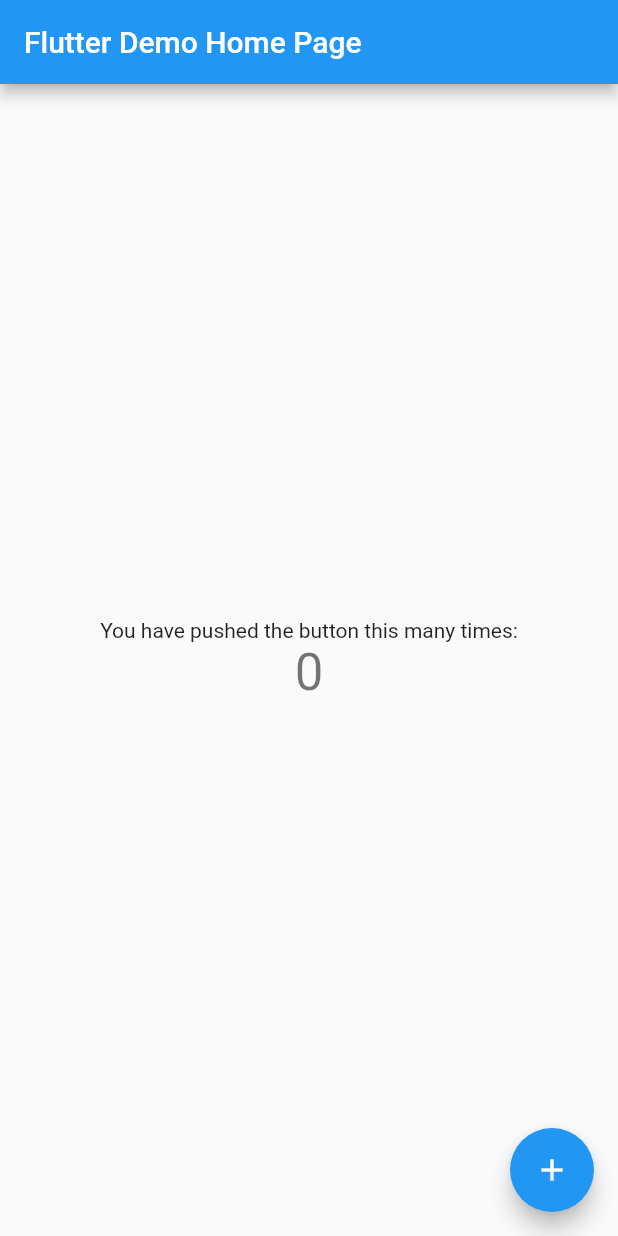
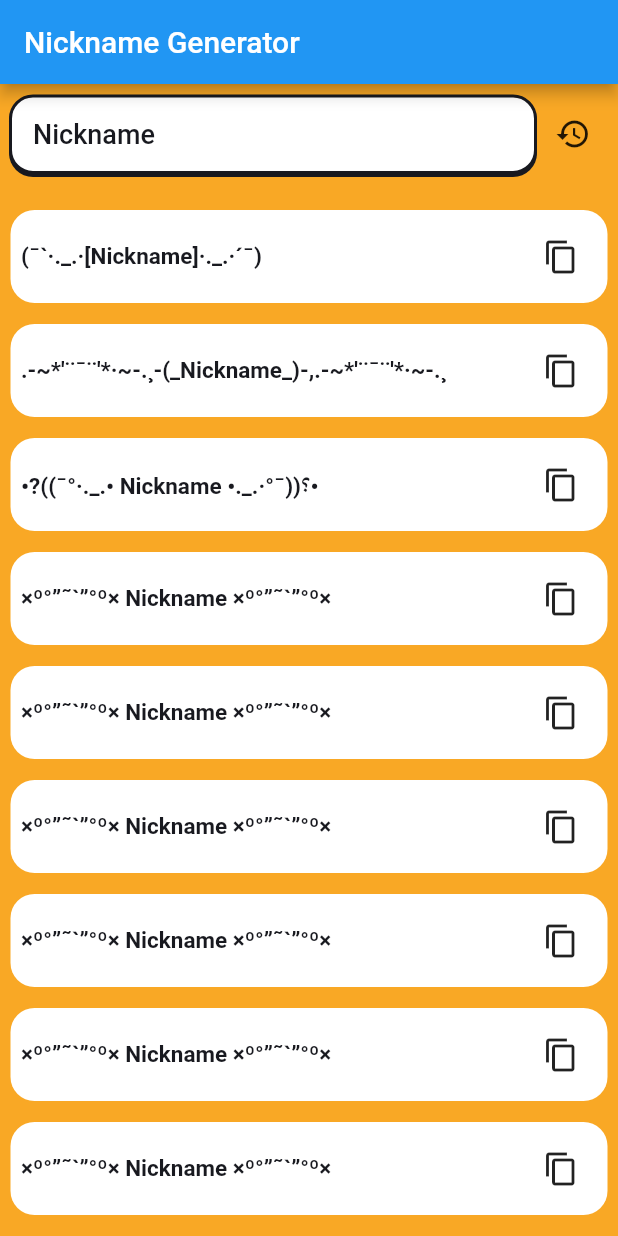
Before and after one commit to Blast06/nickname_generator, a Flutter app: the screen it shows after launch, on a phone screen of 412 x 824 dp. Run offline on Flutter 3.47's test engine with Material 2 defaults, Android fonts, the light colour scheme and no system bars; our stand-ins replace faker, flutter_svg, get, logger; missing offline and left inert: dart:ffi.

Commit message:
general changes

```diff
--- /dev/null
+++ b/lib/controllers/HomeController.dart
@@ -0,0 +1,75 @@
+
+
+
+import 'package:faker/faker.dart';
+import 'package:get/get.dart';
+import 'package:logger/logger.dart';
+
+class HomeController extends GetxController {
+  int currentIndex = 0;
+  var logger = Logger();
+  bool loadingInfo = false;
+  // HttpApi http = HttpApi();
+  String profile;
+  String nickName = "Nickname";
+  String testString = "(¯`·._.·[*]·._.·´¯)";
+  Faker faker = Faker();
+
+
+
+
+  String videoUrl;
+
+  String _appStoreId = '1547368999';
+  bool _isAvailable;
+
+  void changeCurrentIndex(int index) {
+    currentIndex = index;
+    update();
+  }
+  changeNickName(text) {
+    nickName = text;
+    update();
+  }
+
+  generateRandomNickName() {
+    String text = faker.internet.userName();
+    changeNickName(text);
+  }
+
+  String replaceString(text, textToReplace) {
+    text = text.replaceAll('1', textToReplace);
+
+    update();
+
+    return text;
+  }
+
+
+
+  @override
+  void onInit() async {
+    super.onInit();
+    logger.i("ON INIT STARTED :D ");
+    replaceString(testString, "Blast06");
+
+  }
+
+  @override
+  void onClose() async {
+    super.onClose();
+  }
+
+
+
+  //checks if review is available
+  // checkReview() async {
+  //   if (await inAppReview.isAvailable()) {
+  //     inAppReview.requestReview();
+  //   } else {
+  //     inAppReview.openStoreListing(appStoreId: _appStoreId);
+  //   }
+  // }
+
+
+}
--- /dev/null
+++ b/lib/data/models/Symbols.dart
@@ -0,0 +1,36 @@
+
+import 'package:flutter/material.dart';
+
+
+class Symbol {
+
+
+
+  String symbol;
+
+  Symbol({
+    this.symbol,
+  });
+
+
+
+}
+
+final symbols = <Symbol> [
+
+  new Symbol(symbol: "(¯`·._.·[1]·._.·´¯)" ),
+  new Symbol(symbol:".-~*'¨¯¨'*·~-.¸-(_1_)-,.-~*'¨¯¨'*·~-.¸" ),
+  new Symbol(symbol:"•?((¯°·._.• 1 •._.·°¯))؟•" ),
+  new Symbol(symbol:"×º°”˜`”°º× 1 ×º°”˜`”°º×" ),
+  new Symbol(symbol:"×º°”˜`”°º× 1 ×º°”˜`”°º×" ),
+  new Symbol(symbol:"×º°”˜`”°º× 1 ×º°”˜`”°º×" ),
+  new Symbol(symbol:"×º°”˜`”°º× 1 ×º°”˜`”°º×" ),
+  new Symbol(symbol:"×º°”˜`”°º× 1 ×º°”˜`”°º×" ),
+  new Symbol(symbol:"×º°”˜`”°º× 1 ×º°”˜`”°º×" ),
+  new Symbol(symbol:"×º°”˜`”°º× 1 ×º°”˜`”°º×" ),
+  new Symbol(symbol:"×º°”˜`”°º× 1 ×º°”˜`”°º×" ),
+  new Symbol(symbol:"×º°”˜`”°º× 1 ×º°”˜`”°º×" ),
+  new Symbol(symbol:"×º°”˜`”°º× 1 ×º°”˜`”°º×" ),
+  new Symbol(symbol:"×º°”˜`”°º× 1 ×º°”˜`”°º×" ),
+
+];
--- a/lib/main.dart
+++ b/lib/main.dart
@@ -1,113 +1,42 @@
+
+
 import 'package:flutter/material.dart';
+import 'package:get/get.dart';
 
-void main() {
+import 'ui/pages/splash_screen.dart';
+//import 'package:device_preview/device_preview.dart';
+
+//THIS IS TO ENABLE DEVICE PREVIEW
+// void main() => runApp(
+//       DevicePreview(
+//         // enabled: !kReleaseMode,
+//         builder: (context) => MyApp(), // Wrap your app
+//       ),
+//     );
+
+void main(){
+  WidgetsFlutterBinding.ensureInitialized();
+  // FlutterError.onError = FirebaseCrashlytics.instance.recordFlutterError;
+  // Admob.requestTrackingAuthorization();
   runApp(MyApp());
 }
 
 class MyApp extends StatelessWidget {
   // This widget is the root of your application.
+  // Locale myLocale;
+
   @override
   Widget build(BuildContext context) {
-    return MaterialApp(
-      title: 'Flutter Demo',
+    return GetMaterialApp(
+      title: 'NicknameGenerator',
+      debugShowCheckedModeBanner: false,
       theme: ThemeData(
-        // This is the theme of your application.
-        //
-        // Try running your application with "flutter run". You'll see the
-        // application has a blue toolbar. Then, without quitting the app, try
-        // changing the primarySwatch below to Colors.green and then invoke
-        // "hot reload" (press "r" in the console where you ran "flutter run",
-        // or simply save your changes to "hot reload" in a Flutter IDE).
-        // Notice that the counter didn't reset back to zero; the application
-        // is not restarted.
         primarySwatch: Colors.blue,
+        visualDensity: VisualDensity.adaptivePlatformDensity,
       ),
-      home: MyHomePage(title: 'Flutter Demo Home Page'),
+      home: SplashPage(),
+      // locale: Get.deviceLocale,
+      // translations: MyTransalations(),
     );
   }
 }
-
-class MyHomePage extends StatefulWidget {
-  MyHomePage({Key key, this.title}) : super(key: key);
-
-  // This widget is the home page of your application. It is stateful, meaning
-  // that it has a State object (defined below) that contains fields that affect
-  // how it looks.
-
-  // This class is the configuration for the state. It holds the values (in this
-  // case the title) provided by the parent (in this case the App widget) and
-  // used by the build method of the State. Fields in a Widget subclass are
-  // always marked "final".
-
-  final String title;
-
-  @override
-  _MyHomePageState createState() => _MyHomePageState();
-}
-
-class _MyHomePageState extends State<MyHomePage> {
-  int _counter = 0;
-
-  void _incrementCounter() {
-    setState(() {
-      // This call to setState tells the Flutter framework that something has
-      // changed in this State, which causes it to rerun the build method below
-      // so that the display can reflect the updated values. If we changed
-      // _counter without calling setState(), then the build method would not be
-      // called again, and so nothing would appear to happen.
-      _counter++;
-    });
-  }
-
-  @override
-  Widget build(BuildContext context) {
-    // This method is rerun every time setState is called, for instance as done
-    // by the _incrementCounter method above.
-    //
-    // The Flutter framework has been optimized to make rerunning build methods
-    // fast, so that you can just rebuild anything that needs updating rather
-    // than having to individually change instances of widgets.
-    return Scaffold(
-      appBar: AppBar(
-        // Here we take the value from the MyHomePage object that was created by
-        // the App.build method, and use it to set our appbar title.
-        title: Text(widget.title),
-      ),
-      body: Center(
-        // Center is a layout widget. It takes a single child and positions it
-        // in the middle of the parent.
-        child: Column(
-          // Column is also a layout widget. It takes a list of children and
-          // arranges them vertically. By default, it sizes itself to fit its
-          // children horizontally, and tries to be as tall as its parent.
-          //
-          // Invoke "debug painting" (press "p" in the console, choose the
-          // "Toggle Debug Paint" action from the Flutter Inspector in Android
-          // Studio, or the "Toggle Debug Paint" command in Visual Studio Code)
-          // to see the wireframe for each widget.
-          //
-          // Column has various properties to control how it sizes itself and
-          // how it positions its children. Here we use mainAxisAlignment to
-          // center the children vertically; the main axis here is the vertical
-          // axis because Columns are vertical (the cross axis would be
-          // horizontal).
-          mainAxisAlignment: MainAxisAlignment.center,
-          children: <Widget>[
-            Text(
-              'You have pushed the button this many times:',
-            ),
-            Text(
-              '$_counter',
-              style: Theme.of(context).textTheme.headline4,
-            ),
-          ],
-        ),
-      ),
-      floatingActionButton: FloatingActionButton(
-        onPressed: _incrementCounter,
-        tooltip: 'Increment',
-        child: Icon(Icons.add),
-      ), // This trailing comma makes auto-formatting nicer for build methods.
-    );
-  }
-}
--- /dev/null
+++ b/lib/ui/pages/home_page.dart
@@ -0,0 +1,65 @@
+import 'package:flutter/material.dart';
+import 'package:generator/controllers/HomeController.dart';
+import 'package:generator/data/models/Symbols.dart';
+import 'package:generator/ui/widgets/custom_search_text.dart';
+import 'package:generator/ui/widgets/slim_card.dart';
+import 'package:get/get.dart';
+
+class HomePage extends StatelessWidget {
+  final hc = Get.put(HomeController());
+  final TextEditingController nameController = TextEditingController();
+
+  @override
+  Widget build(BuildContext context) {
+    return Scaffold(
+      backgroundColor: Colors.yellow[800],
+      appBar: AppBar(title: Text('Nickname Generator')),
+      body: GetBuilder<HomeController>(
+        builder: (_) => Column(
+            children: [
+               Container(
+                 margin: EdgeInsets.only(top:7,bottom:7,left:6,right:6),
+                 child: Row(
+                   mainAxisSize: MainAxisSize.min,
+                    children: [
+                      Expanded(
+                        child: CustomSearchText(
+                            text: hc.nickName,
+                            enable: true,
+                            callback: () {},
+                            controller: nameController,
+                            callback2: (text) {
+                              _.changeNickName(text);
+                            },
+                          ),
+                      ),
+
+                      IconButton(icon: Icon(Icons.restore_sharp), onPressed: () => hc.generateRandomNickName() ,)
+
+                    ],
+                  ),
+               ),
+              const SizedBox(
+                height: 10,
+              ),
+              Expanded(
+                child: ListView.builder(
+                  physics: const BouncingScrollPhysics(),
+                  itemCount: symbols.length,
+                  itemBuilder: (BuildContext context, int index) {
+                    return Container(
+                      margin: EdgeInsets.only(left:7,right:7),
+                      child: SlimCard(
+                          text: _.replaceString(symbols[index].symbol, _.nickName),
+
+                      ),
+                    );
+                  },
+                ),
+              )
+            ],
+          ),
+        ),
+    );
+  }
+}
--- /dev/null
+++ b/lib/ui/widgets/custom_search_text.dart
@@ -0,0 +1,68 @@
+import 'dart:ffi';
+
+import 'package:flutter/cupertino.dart';
+import 'package:flutter/material.dart';
+import 'package:flutter_svg/svg.dart';
+import 'package:generator/utils/colors.dart';
+
+typedef StringValue = Void Function(String);
+
+
+class CustomSearchText extends StatelessWidget {
+  final String text;
+  final bool enable;
+  final VoidCallback callback;
+  final StringValue callback2;
+
+  final TextEditingController controller;
+
+  const CustomSearchText(
+      {this.text, this.enable, this.callback, this.callback2, this.controller});
+
+  @override
+  Widget build(BuildContext context) {
+    return Container(
+      decoration: ShapeDecoration(
+          shadows: [
+            BoxShadow(
+              color: wood_smoke,
+              offset: Offset(
+                0.0, // Move to right 10  horizontally
+                2.0, // Move to bottom 5 Vertically
+              ),
+            )
+          ],
+          color: white,
+          shape: RoundedRectangleBorder(
+              borderRadius: BorderRadius.all(Radius.circular(16)),
+              side: BorderSide(color: wood_smoke, width: 2))),
+      child: TextField(
+        onChanged: callback2,
+        onTap: callback,
+        readOnly: !enable,
+        enableInteractiveSelection: enable,
+        autofocus: false,
+        controller: controller,
+        enableSuggestions: enable,
+        decoration: InputDecoration(
+          hintText: text,
+          hintStyle: TextStyle(
+              fontSize: 18, fontWeight: FontWeight.w500, color: wood_smoke),
+          contentPadding: EdgeInsets.all(14),
+          enabledBorder: OutlineInputBorder(
+              borderSide: BorderSide.none,
+              borderRadius: BorderRadius.all(Radius.circular(16))),
+          disabledBorder: OutlineInputBorder(
+              borderSide: BorderSide.none,
+              borderRadius: BorderRadius.all(Radius.circular(16))),
+          focusedBorder: OutlineInputBorder(
+              borderSide: BorderSide.none,
+              borderRadius: BorderRadius.all(Radius.circular(16))),
+          border: OutlineInputBorder(
+              borderSide: BorderSide.none,
+              borderRadius: BorderRadius.all(Radius.circular(16))),
+        ),
+      ),
+    );
+  }
+}
--- /dev/null
+++ b/lib/ui/widgets/slim_card.dart
@@ -0,0 +1,46 @@
+import 'package:flutter/material.dart';
+import 'package:generator/utils/colors.dart';
+
+
+class SlimCard extends StatelessWidget {
+
+  final String text;
+
+  const SlimCard({Key key, @required this.text}) : super(key: key);
+
+  @override
+  Widget build(BuildContext context) {
+    return Container(
+      padding: EdgeInsets.all(7),
+      margin: EdgeInsets.symmetric(vertical: 7),
+      decoration: ShapeDecoration(
+          color: Colors.white,
+          shape: RoundedRectangleBorder(
+              borderRadius: BorderRadius.all(Radius.circular(16)))),
+      child: Row(
+        children: <Widget>[
+          Expanded(
+            flex: 4,
+            child: Column(
+              mainAxisAlignment: MainAxisAlignment.spaceBetween,
+              crossAxisAlignment: CrossAxisAlignment.start,
+              children: <Widget>[
+                Text(
+                  text,
+                  textAlign: TextAlign.start,
+                  overflow: TextOverflow.ellipsis,
+                  style: TextStyle(
+                      fontSize: 15,
+                      color: wood_smoke,
+                      fontWeight: FontWeight.w600,
+                      ),
+                ),
+              ],
+            ),
+          ),
+          IconButton(icon: Icon(Icons.copy), onPressed: () {  } ,)
+        ],
+      ),
+    );
+  }
+}
--- /dev/null
+++ b/lib/utils/Translations.dart
@@ -0,0 +1,44 @@
+import 'package:get/get_navigation/get_navigation.dart';
+
+class MyTransalations extends Translations {
+  @override
+  // TODO: implement keys
+  Map<String, Map<String, String>> get keys => {
+        'en': {
+          'title': 'Fleets Downloader',
+          'bottom_bar_home': 'Home',
+          'bottom_bar_privacy': 'Privacy Policy',
+          'bottom_bar_about': 'About',
+          'download_btn': 'Download',
+          'hint1_homepage': 'Type the fleets username below',
+          'hint2_homepage_text_field_example': 'example: NBA',
+          'dialog_msg': 'This should not be empty',
+          'user_not_found': 'User not found or does not have posted fleets',
+          'user_not_found_description': 'Please make sure..',
+          'users_fleets_title': 'Fleets',
+          'tap_to_download': 'Tap to Download',
+          'snackbar_download_title': 'Fleet Downloaded!',
+          'snackbar_download_message': 'Check your storage',
+          'loading_txt': 'Loading...',
+          'account_warning': 'Make sure the account is public!'
+        },
+        'es': {
+          'title': 'Fleets Downloader',
+          'bottom_bar_home': 'Inicio',
+          'bottom_bar_privacy': 'Politicas privacidad',
+          'bottom_bar_about': 'Sobre',
+          'download_btn': 'Descargar',
+          'hint1_homepage': 'Escribe el usuario de twitter debajo',
+          'hint2_homepage_text_field_example': 'ejemplo: NBA',
+          'dialog_msg': 'Favor, introducir un usuario',
+          'user_not_found': 'Usuario no encontrado o no tiene Fleets',
+          'user_not_found_description': 'Favor asegurarse',
+          'users_fleets_title': 'Fleets',
+          'tap_to_download': 'Toca para descargar',
+          'snackbar_download_title': 'Fleet descargado',
+          'snackbar_download_message': 'Revisa tu almacenamiento',
+          'loading_txt': 'Cargando...',
+          'account_warning': 'Asegurate de que la cuenta es publica'
+        },
+      };
+}
```
Also changed, not shown: lib/controllers/SplashController.dart (added, +40 -0 lines), lib/ui/pages/chat_screen_item.dart (added, +17 -0 lines), lib/ui/pages/privacy_policy.dart (added, +32 -0 lines), lib/ui/pages/splash_screen.dart (added, +28 -0 lines), lib/ui/widgets/bottom_bar.dart (added, +66 -0 lines), lib/ui/widgets/chat_item.dart (added, +27 -0 lines), lib/utils/apptheme.dart (added, +13 -0 lines), lib/utils/colors.dart (added, +26 -0 lines), lib/ui/widgets/card.dart (added), lib/utils/AdHelper.dart (added), pubspec.lock, 4 other files.
